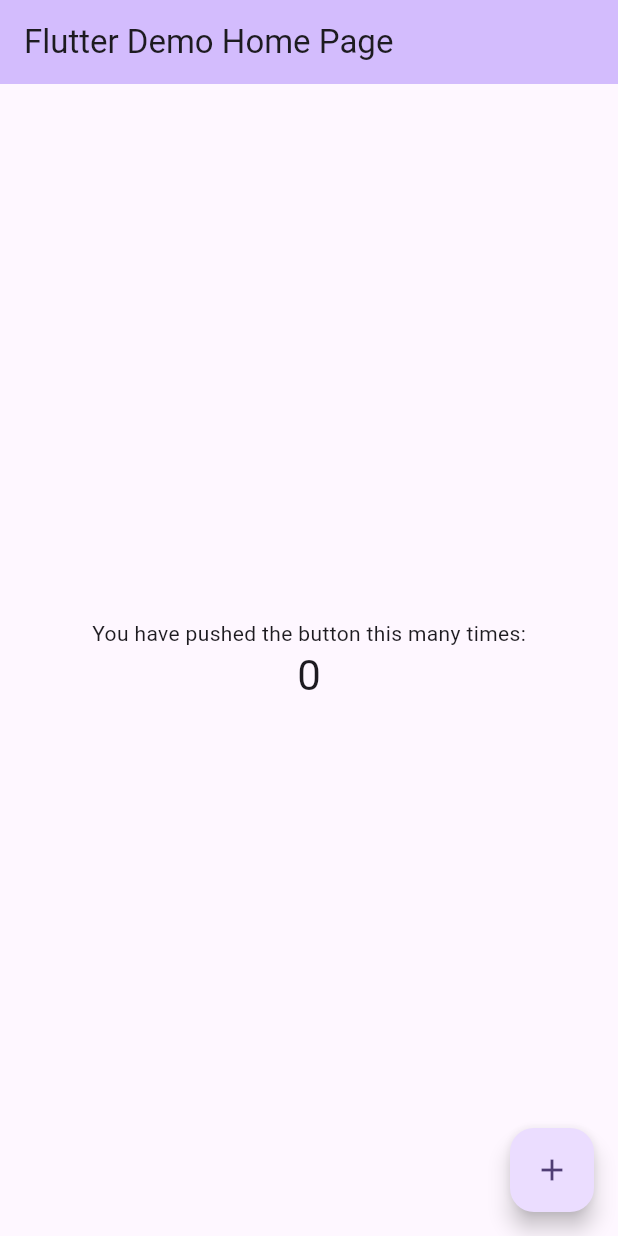
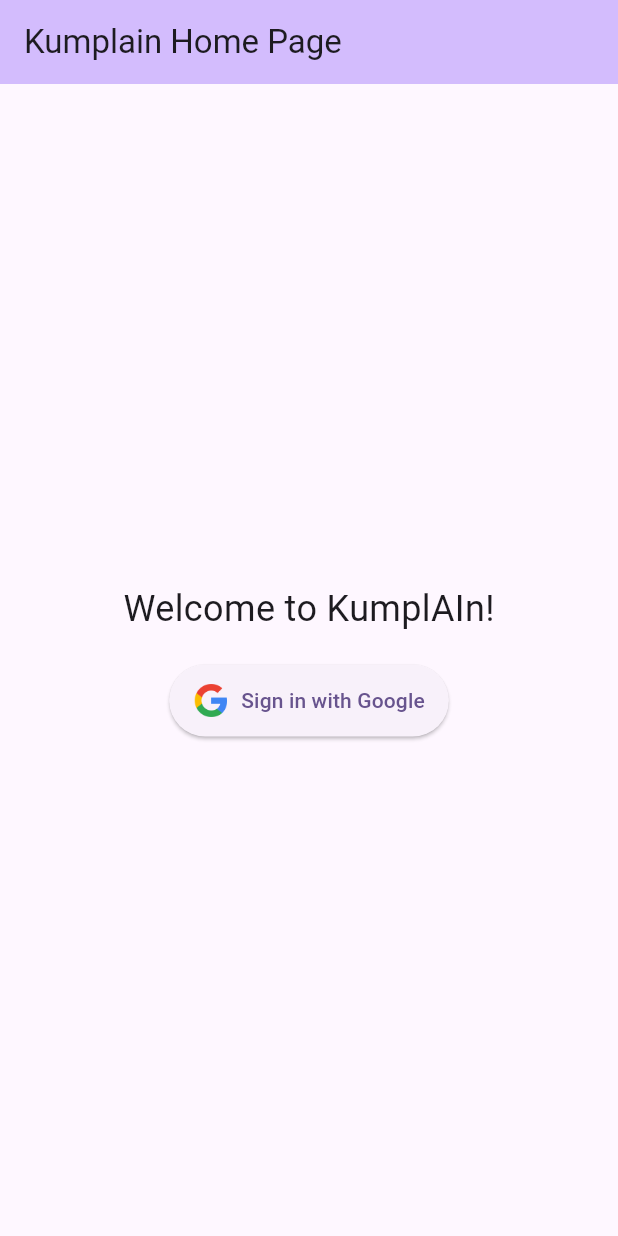
Before and after one commit to HoeZhiWan/kumplain, a Flutter app: the screen it shows after launch, on a phone screen of 412 x 824 dp. Run offline on Flutter 3.47's test engine with Material 3 defaults, Android fonts, the phone set to English and light mode, and no system bars; our stand-ins replace firebase_auth, firebase_core, google_sign_in; accounts and stored records are empty.

Commit message:
Simple Firebase Auth

```diff
--- a/lib/main.dart
+++ b/lib/main.dart
@@ -1,51 +1,36 @@
 import 'package:flutter/material.dart';
+import 'package:firebase_core/firebase_core.dart';
+import 'firebase_options.dart';
+import 'package:firebase_auth/firebase_auth.dart';
+import 'services/auth_service.dart';
 
-void main() {
+Future<void> main() async{
+  WidgetsFlutterBinding.ensureInitialized();
+
+  await Firebase.initializeApp(
+    options: DefaultFirebaseOptions.currentPlatform,
+  );
+
   runApp(const MyApp());
 }
 
 class MyApp extends StatelessWidget {
   const MyApp({super.key});
 
-  // This widget is the root of your application.
   @override
   Widget build(BuildContext context) {
     return MaterialApp(
-      title: 'Flutter Demo',
+      title: 'KumplAIn',
       theme: ThemeData(
-        // This is the theme of your application.
-        //
-        // TRY THIS: Try running your application with "flutter run". You'll see
-        // the application has a purple toolbar. Then, without quitting the app,
-        // try changing the seedColor in the colorScheme below to Colors.green
-        // and then invoke "hot reload" (save your changes or press the "hot
-        // reload" button in a Flutter-supported IDE, or press "r" if you used
-        // the command line to start the app).
-        //
-        // Notice that the counter didn't reset back to zero; the application
-        // state is not lost during the reload. To reset the state, use hot
-        // restart instead.
-        //
-        // This works for code too, not just values: Most code changes can be
-        // tested with just a hot reload.
         colorScheme: ColorScheme.fromSeed(seedColor: Colors.deepPurple),
       ),
-      home: const MyHomePage(title: 'Flutter Demo Home Page'),
+      home: const MyHomePage(title: 'Kumplain Home Page'),
     );
   }
 }
 
 class MyHomePage extends StatefulWidget {
   const MyHomePage({super.key, required this.title});
-
-  // This widget is the home page of your application. It is stateful, meaning
-  // that it has a State object (defined below) that contains fields that affect
-  // how it looks.
-
-  // This class is the configuration for the state. It holds the values (in this
-  // case the title) provided by the parent (in this case the App widget) and
-  // used by the build method of the State. Fields in a Widget subclass are
-  // always marked "final".
 
   final String title;
 
@@ -54,69 +39,95 @@ class MyHomePage extends StatefulWidget {
 }
 
 class _MyHomePageState extends State<MyHomePage> {
-  int _counter = 0;
-
-  void _incrementCounter() {
-    setState(() {
-      // This call to setState tells the Flutter framework that something has
-      // changed in this State, which causes it to rerun the build method below
-      // so that the display can reflect the updated values. If we changed
-      // _counter without calling setState(), then the build method would not be
-      // called again, and so nothing would appear to happen.
-      _counter++;
-    });
-  }
+  final AuthService _authService = AuthService();
+  bool _isLoading = false;
 
   @override
   Widget build(BuildContext context) {
-    // This method is rerun every time setState is called, for instance as done
-    // by the _incrementCounter method above.
-    //
-    // The Flutter framework has been optimized to make rerunning build methods
-    // fast, so that you can just rebuild anything that needs updating rather
-    // than having to individually change instances of widgets.
     return Scaffold(
       appBar: AppBar(
-        // TRY THIS: Try changing the color here to a specific color (to
-        // Colors.amber, perhaps?) and trigger a hot reload to see the AppBar
-        // change color while the other colors stay the same.
+        title: Text(widget.title),
         backgroundColor: Theme.of(context).colorScheme.inversePrimary,
-        // Here we take the value from the MyHomePage object that was created by
-        // the App.build method, and use it to set our appbar title.
-        title: Text(widget.title),
       ),
       body: Center(
-        // Center is a layout widget. It takes a single child and positions it
-        // in the middle of the parent.
-        child: Column(
-          // Column is also a layout widget. It takes a list of children and
-          // arranges them vertically. By default, it sizes itself to fit its
-          // children horizontally, and tries to be as tall as its parent.
-          //
-          // Column has various properties to control how it sizes itself and
-          // how it positions its children. Here we use mainAxisAlignment to
-          // center the children vertically; the main axis here is the vertical
-          // axis because Columns are vertical (the cross axis would be
-          // horizontal).
-          //
-          // TRY THIS: Invoke "debug painting" (choose the "Toggle Debug Paint"
-          // action in the IDE, or press "p" in the console), to see the
-          // wireframe for each widget.
-          mainAxisAlignment: MainAxisAlignment.center,
-          children: <Widget>[
-            const Text('You have pushed the button this many times:'),
-            Text(
-              '$_counter',
-              style: Theme.of(context).textTheme.headlineMedium,
-            ),
-          ],
+        child: StreamBuilder<User?>(
+          stream: _authService.authStateChanges,
+          builder: (context, snapshot) {
+            if (snapshot.connectionState == ConnectionState.active) {
+              User? user = snapshot.data;
+              if (user == null) {
+                // User is not signed in
+                return Column(
+                  mainAxisAlignment: MainAxisAlignment.center,
+                  children: [
+                    const Text(
+                      'Welcome to KumplAIn!',
+                      style: TextStyle(fontSize: 24),
+                    ),
+                    const SizedBox(height: 20),
+                    _isLoading
+                        ? const CircularProgressIndicator()
+                        : ElevatedButton.icon(
+                            onPressed: _handleSignIn,
+                            icon: Image.asset(
+                              'assets/google_logo.png',
+                              height: 24,
+                              width: 24,
+                            ),
+                            label: const Text('Sign in with Google'),
+                            style: ElevatedButton.styleFrom(
+                              padding: const EdgeInsets.symmetric(
+                                vertical: 12,
+                                horizontal: 16,
+                              ),
+                            ),
+                          ),
+                  ],
+                );
+              } else {
+                // User is signed in
+                return Column(
+                  mainAxisAlignment: MainAxisAlignment.center,
+                  children: [
+                    if (user.photoURL != null)
+                      CircleAvatar(
+                        radius: 50,
+                        backgroundImage: NetworkImage(user.photoURL!),
+                      ),
+                    const SizedBox(height: 20),
+                    Text(
+                      'Welcome, ${user.displayName ?? 'User'}!',
+                      style: const TextStyle(fontSize: 24),
+                    ),
+                    const SizedBox(height: 20),
+                    ElevatedButton(
+                      onPressed: _authService.signOut,
+                      child: const Text('Sign Out'),
+                    ),
+                  ],
+                );
+              }
+            }
+            return const CircularProgressIndicator();
+          },
         ),
       ),
-      floatingActionButton: FloatingActionButton(
-        onPressed: _incrementCounter,
-        tooltip: 'Increment',
-        child: const Icon(Icons.add),
-      ), // This trailing comma makes auto-formatting nicer for build methods.
     );
   }
+
+  Future<void> _handleSignIn() async {
+    setState(() {
+      _isLoading = true;
+    });
+
+    try {
+      await _authService.signInWithGoogle();
+    } finally {
+      if (mounted) {
+        setState(() {
+          _isLoading = false;
+        });
+      }
+    }
+  }
 }
--- /dev/null
+++ b/lib/services/auth_service.dart
@@ -0,0 +1,44 @@
+import 'package:firebase_auth/firebase_auth.dart';
+import 'package:google_sign_in/google_sign_in.dart';
+
+class AuthService {
+  final FirebaseAuth _auth = FirebaseAuth.instance;
+  final GoogleSignIn _googleSignIn = GoogleSignIn();
+
+  // Get current user
+  User? get currentUser => _auth.currentUser;
+
+  // Stream of auth state changes
+  Stream<User?> get authStateChanges => _auth.authStateChanges();
+
+  // Sign in with Google
+  Future<UserCredential?> signInWithGoogle() async {
+    try {
+      // Trigger the authentication flow
+      final GoogleSignInAccount? googleUser = await _googleSignIn.signIn();
+
+      if (googleUser == null) return null;
+
+      // Obtain the auth details from the request
+      final GoogleSignInAuthentication googleAuth = await googleUser.authentication;
+
+      // Create a new credential
+      final credential = GoogleAuthProvider.credential(
+        accessToken: googleAuth.accessToken,
+        idToken: googleAuth.idToken,
+      );
+
+      // Sign in to Firebase with the Google credential
+      return await _auth.signInWithCredential(credential);
+    } catch (e) {
+      print('Error signing in with Google: $e');
+      return null;
+    }
+  }
+
+  // Sign out
+  Future<void> signOut() async {
+    await _googleSignIn.signOut();
+    await _auth.signOut();
+  }
+}
--- a/pubspec.yaml
+++ b/pubspec.yaml
@@ -34,6 +34,9 @@ dependencies:
   # The following adds the Cupertino Icons font to your application.
   # Use with the CupertinoIcons class for iOS style icons.
   cupertino_icons: ^1.0.8
+  firebase_core: ^3.12.1
+  google_sign_in: ^6.2.2
+  firebase_auth: ^5.5.1
 
 dev_dependencies:
   flutter_test:
@@ -58,7 +61,8 @@ flutter:
   uses-material-design: true
 
   # To add assets to your application, add an assets section, like this:
-  # assets:
+  assets:
+    - assets/google_logo.png
   #   - images/a_dot_burr.jpeg
   #   - images/a_dot_ham.jpeg
 
```
Also changed, not shown: assets/google_logo.png (added), firebase.json (added), lib/firebase_options.dart (added), pubspec.lock, 6 other files.
